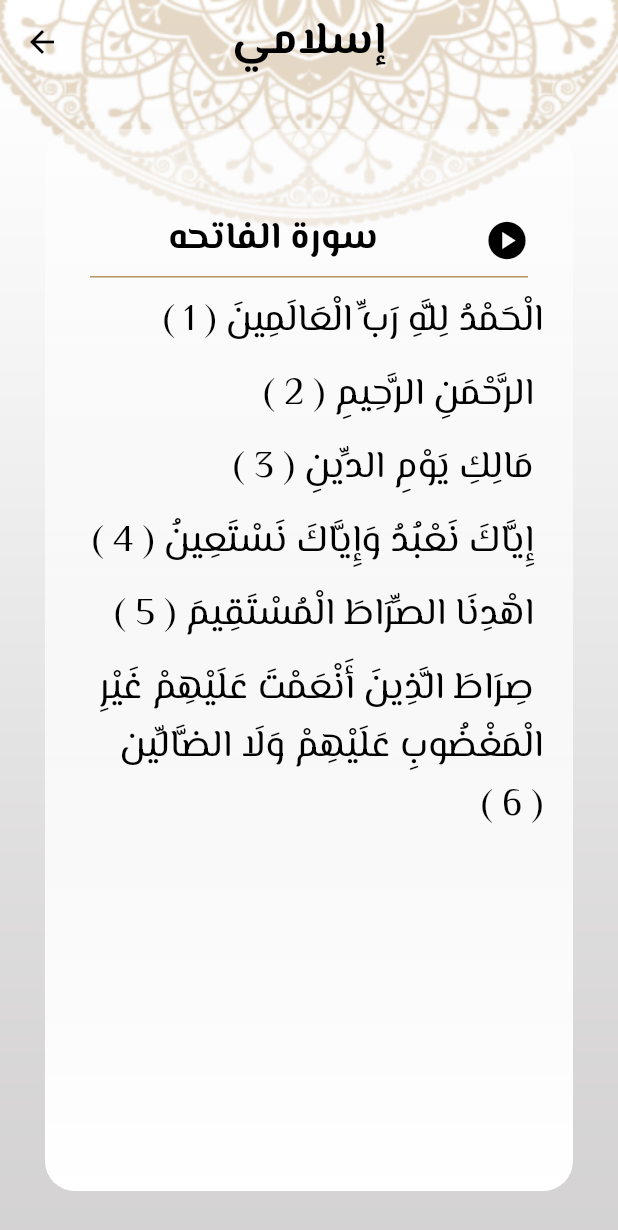
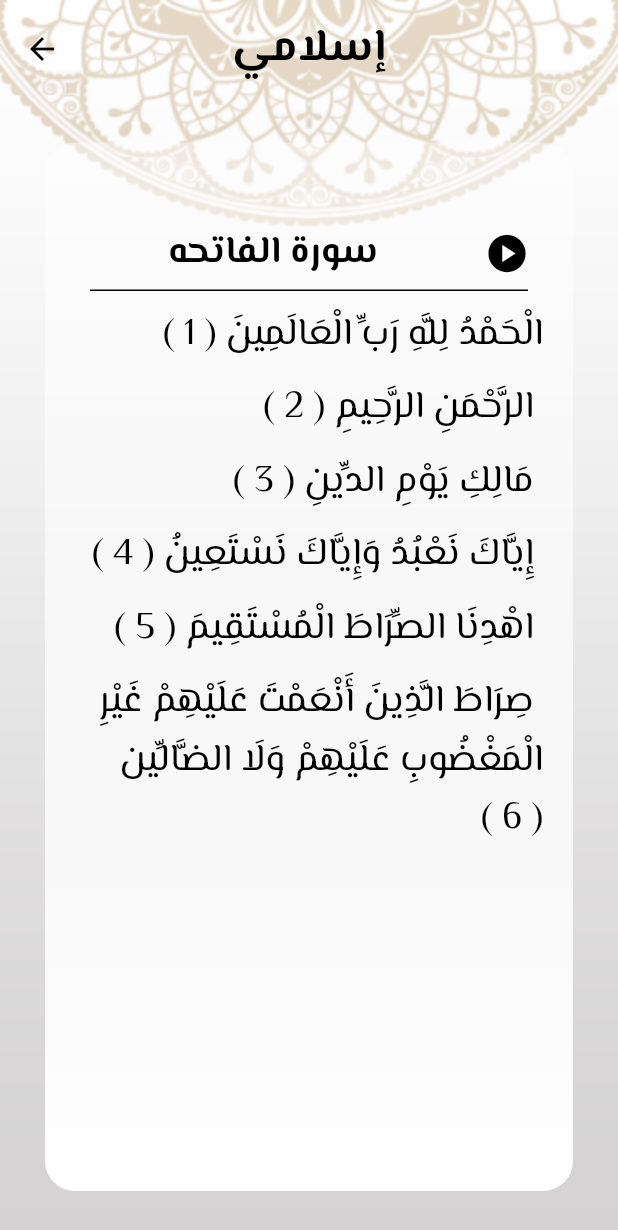
Before and after one commit to Emanpepars/islami, a Flutter app: the HadethDetails screen opened directly with empty values, after a tap on the "arrow back" icon, after a tap on "الفاتحه", on a phone screen of 412 x 824 dp. Shown: the top 1230 px of the screen. Run offline on Flutter 3.47's test engine with Material 2 defaults, Android fonts, the phone set to English and light mode, and no system bars; our stand-ins replace google_fonts.

Commit message:
updated theme

```diff
--- a/lib/MyThemeData.dart
+++ b/lib/MyThemeData.dart
@@ -8,8 +8,26 @@ class MyThemeData {
   static const Color yellowColor = Color(0xFFFACC1D);
   static ThemeData lightTheme = ThemeData(
       scaffoldBackgroundColor: Colors.transparent,
-      primaryColor: lightColor,
-      cardColor: lightColor,
+      colorScheme: const ColorScheme(
+          brightness: Brightness.light,
+          primary: lightColor,
+          onPrimary: Colors.white,
+          onPrimaryContainer: Colors.white,
+          onSecondaryContainer: Color(0x70FFFFFF),
+        // secondary >> num of tasbeh
+          secondary: Color(0xB8CCB17F),
+          // text in page details
+          onSecondary: Colors.black,
+          error: Colors.red,
+          onError: Colors.transparent,
+          // background >> tasbeh
+          background: lightColor,
+          onBackground: Colors.white,
+        // surface >> divider color
+        surface: lightColor,
+        // onSurface >> divider, icon  color in page details
+        onSurface: Colors.black,
+      ),
       textTheme: TextTheme(
         bodyLarge: GoogleFonts.elMessiri(
           fontSize: 30,
@@ -40,8 +58,24 @@ class MyThemeData {
       ));
   static ThemeData darkTheme = ThemeData(
       scaffoldBackgroundColor: Colors.transparent,
-      primaryColor: darkColor,
-      cardColor: yellowColor,
+      colorScheme: const ColorScheme(
+        brightness: Brightness.dark,
+        primary: darkColor,
+        onPrimary: Colors.black,
+        onPrimaryContainer: darkColor,
+        onSecondaryContainer: Color(0x8E141A2E),
+        // secondary >> num of tasbeh
+        secondary: darkColor,
+        onSecondary: yellowColor,
+        error: Colors.red,
+        onError: Colors.transparent,
+        // background >> tasbeh
+        background: yellowColor,
+        onBackground: Colors.black,
+        // surface >> divider color
+        surface: yellowColor,
+        onSurface: yellowColor,
+      ),
       textTheme: TextTheme(
         bodyLarge: GoogleFonts.elMessiri(
           fontSize: 30,
--- a/lib/Tabs/quranTab.dart
+++ b/lib/Tabs/quranTab.dart
@@ -135,7 +135,7 @@ class QuranTab extends StatelessWidget {
             ),
             Divider(
               thickness: 1,
-              color: Theme.of(context).cardColor,
+              color: Theme.of(context).colorScheme.surface,
             ),
             Text(
               'اسم السورة',
@@ -143,7 +143,7 @@ class QuranTab extends StatelessWidget {
             ),
             Divider(
               thickness: 1,
-              color: Theme.of(context).cardColor,
+              color: Theme.of(context).colorScheme.surface,
             ),
             Expanded(
               child: ListView.builder(
--- a/lib/hadethDetails.dart
+++ b/lib/hadethDetails.dart
@@ -17,13 +17,18 @@ class _HadethDetailsState extends State<HadethDetails> {
     var args = ModalRoute.of(context)?.settings.arguments as HadethModel;
     return Container(
       width: double.infinity,
-      decoration: const BoxDecoration(
+      decoration: BoxDecoration(
         image: DecorationImage(
-            image: AssetImage('assets/images/background.png'),
+            image: AssetImage(
+              Theme.of(context).colorScheme.brightness == Brightness.light?
+                'assets/images/background.png':
+                  "assets/images/dark_background.png",
+            ),
             fit: BoxFit.fill),
       ),
       child: Scaffold(
           appBar: AppBar(
+            toolbarHeight: 65,
             title: Text(
               'إسلامي',
               style: Theme.of(context).textTheme.bodyLarge,
@@ -49,12 +54,12 @@ class _HadethDetailsState extends State<HadethDetails> {
               margin: const EdgeInsets.all(30),
               decoration: BoxDecoration(
                 borderRadius: BorderRadius.circular(20),
-                gradient: const LinearGradient(
+                gradient: LinearGradient(
                     begin: Alignment.topCenter,
                     end: Alignment.bottomCenter,
                     colors: [
-                      Color(0x71FFFFFF),
-                      Colors.white,
+                      Theme.of(context).colorScheme.onSecondaryContainer,
+                      Theme.of(context).colorScheme.onPrimaryContainer,
                     ]),
               ),
               child: Column(
@@ -66,13 +71,14 @@ class _HadethDetailsState extends State<HadethDetails> {
                     args.title,
                     style: Theme.of(context).textTheme.bodyMedium?.copyWith(
                       fontWeight: FontWeight.bold,
+                      color: Theme.of(context).colorScheme.onSecondary,
                     ),
                     textAlign: TextAlign.center,
                   ),
                   Divider(
                     height: 1,
                     thickness: 1,
-                    color: Theme.of(context).primaryColor,
+                    color: Theme.of(context).colorScheme.onSurface,
                     endIndent: 10,
                     indent: 10,
                   ),
@@ -86,7 +92,9 @@ class _HadethDetailsState extends State<HadethDetails> {
                           ),
                           Text(
                             args.content,
-                            style: Theme.of(context).textTheme.bodyMedium,
+                            style: Theme.of(context).textTheme.bodyMedium?.copyWith(
+                              color: Theme.of(context).colorScheme.onSecondary,
+                            ),
                           ),
                         ],
                       ),
--- a/lib/home.dart
+++ b/lib/home.dart
@@ -20,16 +20,18 @@ class _HomeScreenState extends State<HomeScreen> {
       textDirection: TextDirection.rtl,
       child: Container(
         width: double.infinity,
-        decoration: const BoxDecoration(
+        decoration: BoxDecoration(
           image: DecorationImage(
             image: AssetImage(
-              'assets/images/background.png',
+              Theme.of(context).colorScheme.brightness == Brightness.light?
+              'assets/images/background.png': 'assets/images/dark_background.png',
             ),
             fit: BoxFit.fill,
           ),
         ),
         child: Scaffold(
           appBar: AppBar(
+            toolbarHeight: 65,
             title: Text(
               'إسلامي',
               style: Theme.of(context).textTheme.bodyLarge,
@@ -48,7 +50,7 @@ class _HomeScreenState extends State<HomeScreen> {
                   AssetImage('assets/images/moshaf.png'),
                 ),
                 label: 'القرآن',
-                backgroundColor: Theme.of(context).primaryColor,
+                backgroundColor: Theme.of(context).colorScheme.primary,
 
               ),
               BottomNavigationBarItem(
@@ -56,21 +58,21 @@ class _HomeScreenState extends State<HomeScreen> {
                   AssetImage('assets/images/ahadeth.png'),
                 ),
                 label: 'الأحاديث',
-                backgroundColor: Theme.of(context).primaryColor,
+                backgroundColor: Theme.of(context).colorScheme.primary,
               ),
               BottomNavigationBarItem(
                 icon: const ImageIcon(
                   AssetImage('assets/images/sebha.png'),
                 ),
-                label: 'التسبيح',
-                backgroundColor: Theme.of(context).primaryColor,
+                label: 'السبحة',
+                backgroundColor: Theme.of(context).colorScheme.primary,
               ),
               BottomNavigationBarItem(
                 icon: const ImageIcon(
                   AssetImage('assets/images/radio.png'),
                 ),
                 label: 'الراديو',
-                backgroundColor: Theme.of(context).primaryColor,
+                backgroundColor: Theme.of(context).colorScheme.primary,
               ),
             ],
           ),
--- a/lib/suraDetails.dart
+++ b/lib/suraDetails.dart
@@ -23,13 +23,19 @@ class _SuraDetailsState extends State<SuraDetails> {
     }
     return Container(
       width: double.infinity,
-      decoration: const BoxDecoration(
+      decoration: BoxDecoration(
         image: DecorationImage(
-            image: AssetImage('assets/images/background.png'),
+            image: AssetImage(
+                Theme.of(context).colorScheme.brightness == Brightness.light?
+                'assets/images/background.png':
+                    "assets/images/dark_background.png",
+            ),
             fit: BoxFit.fill),
       ),
       child: Scaffold(
           appBar: AppBar(
+            toolbarHeight: 65,
+
             title: Text(
               'إسلامي',
               style: Theme.of(context).textTheme.bodyLarge,
@@ -50,12 +56,12 @@ class _SuraDetailsState extends State<SuraDetails> {
               margin: const EdgeInsets.all(30),
               decoration: BoxDecoration(
                 borderRadius: BorderRadius.circular(20) ,
-                gradient: const LinearGradient(
+                gradient:  LinearGradient(
                   begin: Alignment.topCenter,
                     end: Alignment.bottomCenter,
                     colors: [
-                      Color(0x71FFFFFF),
-                      Colors.white,
+                      Theme.of(context).colorScheme.onSecondaryContainer,
+                      Theme.of(context).colorScheme.onPrimaryContainer,
                     ]
                 ),
               ),
@@ -66,8 +72,8 @@ class _SuraDetailsState extends State<SuraDetails> {
                     children: [
                       IconButton(
                           onPressed: (){},
-                          icon: const Icon(
-                            Icons.play_circle,color: Colors.black,
+                          icon: Icon(
+                            Icons.play_circle,color: Theme.of(context).colorScheme.onSurface,
                           ),
                         iconSize: 30,
                           ),
@@ -76,6 +82,7 @@ class _SuraDetailsState extends State<SuraDetails> {
                           "سورة ${args.name}",
                           style: Theme.of(context).textTheme.bodyMedium?.copyWith(
                             fontWeight: FontWeight.bold,
+                            color: Theme.of(context).colorScheme.onSecondary,
                           ),
                           textAlign: TextAlign.center,
                           overflow: TextOverflow.ellipsis,
@@ -87,7 +94,7 @@ class _SuraDetailsState extends State<SuraDetails> {
                   Divider(
                     height: 1,
                     thickness: 1,
-                    color: Theme.of(context).primaryColor,
+                    color: Theme.of(context).colorScheme.onSurface,
                     endIndent: 10,
                     indent: 10,
                   ),
@@ -103,7 +110,9 @@ class _SuraDetailsState extends State<SuraDetails> {
                               style: Theme
                                   .of(context)
                                   .textTheme
-                                  .bodyMedium,
+                                  .bodyMedium?.copyWith(
+                                color: Theme.of(context).colorScheme.onSecondary,
+                              ),
                             ),
                           ],
                         );
```
Also changed, not shown: lib/Tabs/ahadethTab.dart (+4 -4 lines), lib/Tabs/sebhaTab.dart (+31 -32 lines), assets/2.0x/dark_background@2x.png (added), assets/2.0x/dark_body_of_seb7a@2x.png (added), assets/2.0x/dark_head_of_seb7a@2x.png (added), assets/3.0x/dark_background@3x.png (added), assets/3.0x/dark_body_of_seb7a@3x.png (added), assets/3.0x/dark_head_of_seb7a@3x.png (added), assets/images/dark_background.png (added), assets/images/dark_body_of_seb7a.png (added), assets/images/dark_head_of_seb7a.png (added).
